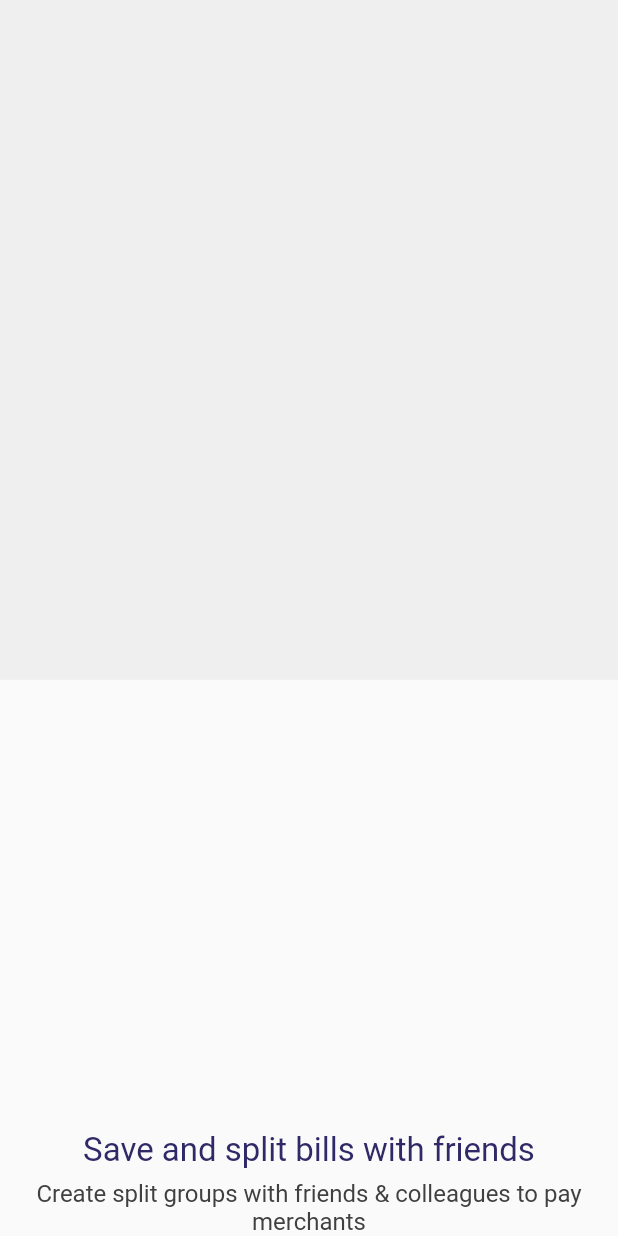
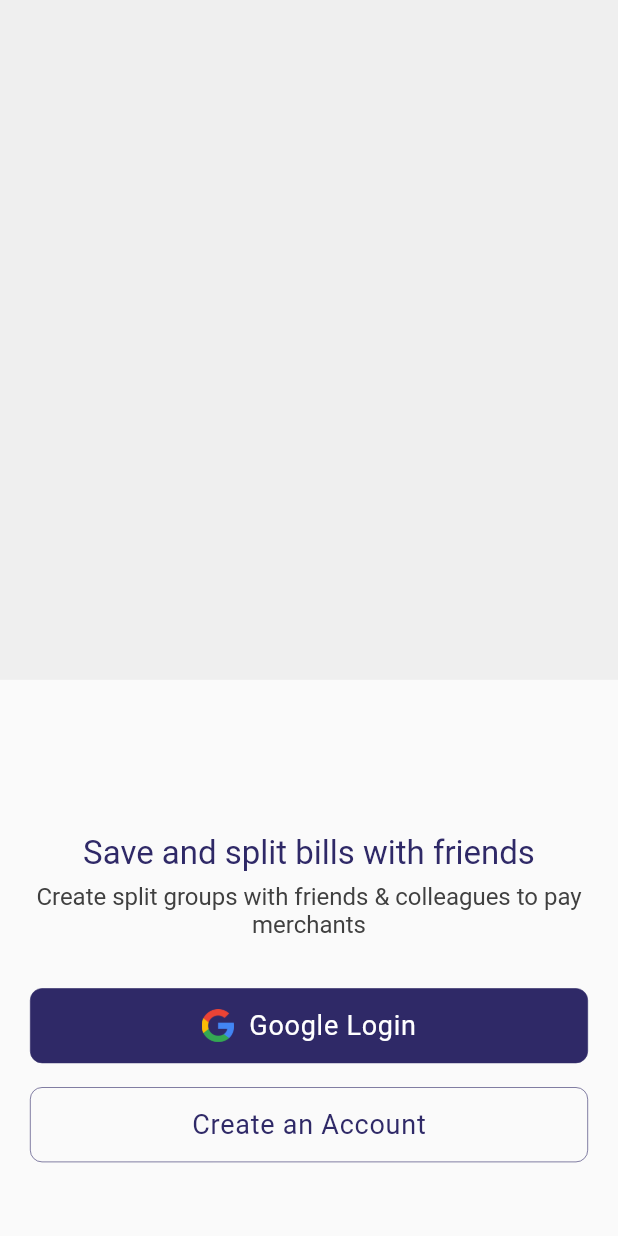
Before and after one commit to lintdeveloper/splitr, a Flutter app: the screen it shows after launch, on a phone screen of 412 x 824 dp. Run offline on Flutter 3.47's test engine with Material 2 defaults, Android fonts, the phone set to English and light mode, and no system bars; Roboto replaces fonts that are missing (CircularStd-Book, CircularStd-Medium).

Commit message:
login screen UI added

```diff
--- a/lib/screens/login_screen.dart
+++ b/lib/screens/login_screen.dart
@@ -37,7 +37,9 @@ class _LoginScreenState extends State<LoginScreen> {
                             ),
                           ),
                         ),
-                        Center(
+                        Padding(
+                          padding: const EdgeInsets.symmetric(horizontal: 20),
+                          child: Center(
                             child: Text(
                               'Create split groups with friends & colleagues to pay merchants',
                               style: TextStyle(
@@ -49,6 +51,11 @@ class _LoginScreenState extends State<LoginScreen> {
                               textAlign: TextAlign.center,
                             ),
                           ),
+                        ),
+                        SizedBox(height: size.height * .03),
+                        _signInButton(),
+                        _createAccountButton(),
+                        SizedBox(height: size.height * .05)
                       ],
                     ),
                   )
@@ -62,26 +69,32 @@ class _LoginScreenState extends State<LoginScreen> {
 
 
   Widget _signInButton() {
-    return OutlineButton(
-      splashColor: Colors.grey,
-      onPressed: () {},
-      shape: RoundedRectangleBorder(borderRadius: BorderRadius.circular(40)),
-      highlightElevation: 0,
-      borderSide: BorderSide(color: Colors.grey),
-      child: Padding(
-        padding: const EdgeInsets.fromLTRB(0, 10, 0, 10),
+    return Container(
+      height: 50.0,
+      margin: EdgeInsets.fromLTRB(20, 8, 20, 8),
+      child: Container(
+        decoration: BoxDecoration(
+          border: Border.all(
+            color: Color.fromRGBO(47, 41, 103, 1),
+            style: BorderStyle.solid,
+            width: 0.4,
+          ),
+          color:Color.fromRGBO(47, 41, 103, 1),
+          borderRadius: BorderRadius.circular(8.0),
+        ),
         child: Row(
-          mainAxisSize: MainAxisSize.min,
           mainAxisAlignment: MainAxisAlignment.center,
           children: <Widget>[
-            Image(image: AssetImage("assets/images/google_logo.png"), height: 35.0),
-            Padding(
-              padding: const EdgeInsets.only(left: 10),
+            Image(image: AssetImage("assets/images/google_logo.png"), height: 22.0),
+            Container(
+              margin: EdgeInsets.only(left: 10),
               child: Text(
-                'Sign in with Google',
+                'Google Login',
                 style: TextStyle(
-                  fontSize: 20,
-                  color: Colors.grey,
+                    fontSize: 18,
+                    fontWeight: FontWeight.normal,
+                    letterSpacing: .5,
+                    color: Colors.white
                 ),
               ),
             )
@@ -90,4 +103,36 @@ class _LoginScreenState extends State<LoginScreen> {
       ),
     );
   }
+
+  Widget _createAccountButton() {
+    return Container(
+      height: 50.0,
+      margin: EdgeInsets.fromLTRB(20, 8, 20, 8),
+      child: Container(
+        decoration: BoxDecoration(
+          border: Border.all(
+            color: Color.fromRGBO(47, 41, 103, 1),
+            style: BorderStyle.solid,
+            width: 0.4,
+          ),
+          color: Colors.transparent,
+          borderRadius: BorderRadius.circular(8.0),
+        ),
+        child: Row(
+          mainAxisAlignment: MainAxisAlignment.center,
+          children: <Widget>[
+            Text(
+              'Create an Account',
+              style: TextStyle(
+                  fontSize: 18,
+                  fontWeight: FontWeight.normal,
+                  letterSpacing: .5,
+                  color: Color.fromRGBO(47, 41, 103, 1)
+              ),
+            )
+          ],
+        ),
+      ),
+    );
   }
+}
```
Also changed, not shown: pubspec.yaml (+16 -53 lines), assets/images/google_logo.png (added), pubspec.lock, 1 other file. Lines whose indentation alone changed are shown as unchanged.
